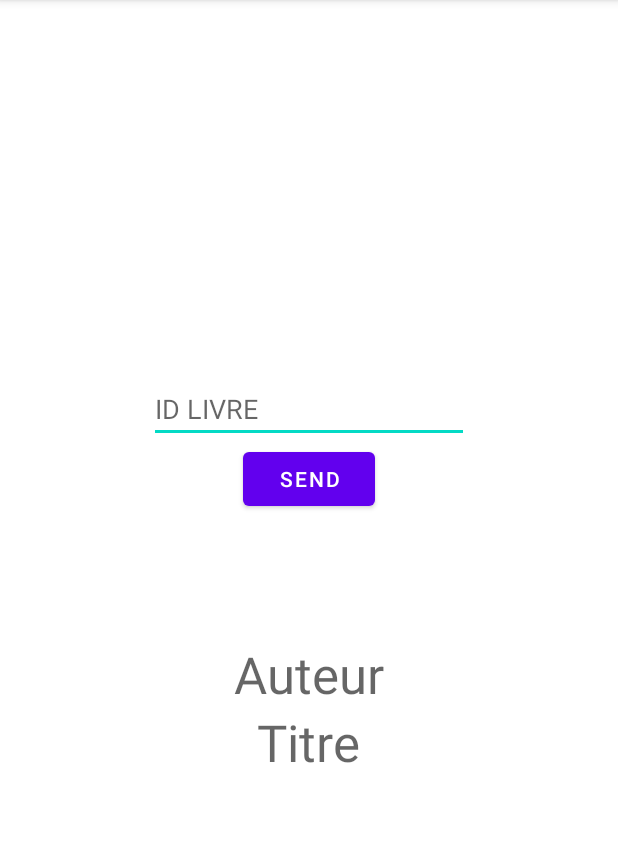
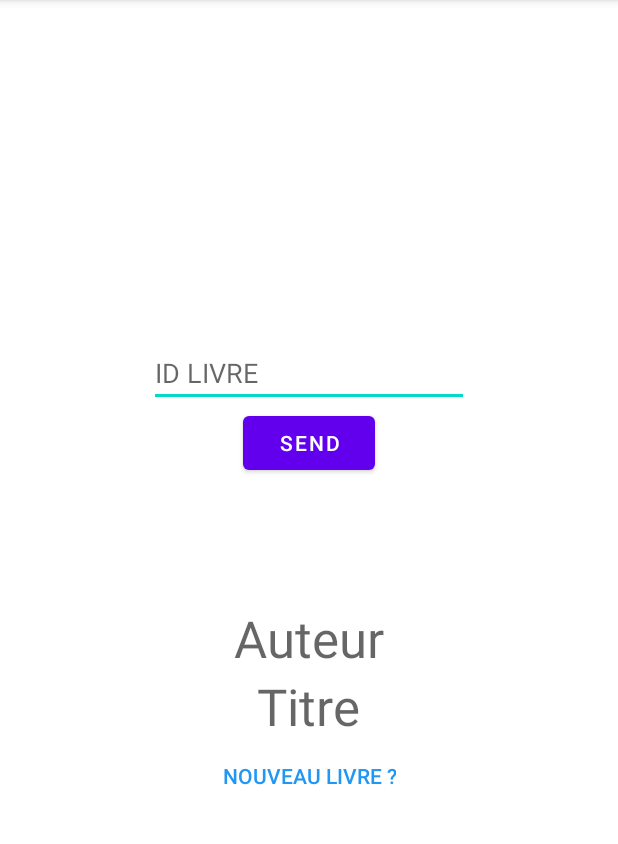
Before and after one commit to EtienneVformateur/module3-dynamique, an Android app: the LivreActivity screen opened directly, with no data from a screen before it, on a phone screen of 412 x 824 dp, the part 84-928 px from its top. Run offline under Robolectric (Android 15) with nearby library versions, the phone set to English and light mode, and no system bars; libraries missing offline, so code that uses them is left out: com.github.kittinunf.fuel, com.github.kittinunf.result.

Commit message:
CREATE LIVRE OK (Methode POST)

```diff
--- a/app/build.gradle
+++ b/app/build.gradle
@@ -35,6 +35,7 @@ android {
 
 dependencies {
     implementation("com.squareup.okhttp3:okhttp:4.9.0")
+    implementation 'com.google.code.gson:gson:2.8.6'
     implementation platform('com.google.firebase:firebase-bom:26.4.0')
     implementation 'com.google.firebase:firebase-auth-ktx'
     implementation 'com.github.kittinunf.fuel:fuel:2.3.1'
--- a/app/src/main/AndroidManifest.xml
+++ b/app/src/main/AndroidManifest.xml
@@ -11,7 +11,8 @@
         android:roundIcon="@mipmap/ic_launcher_round"
         android:supportsRtl="true"
         android:theme="@style/Theme.Loginapp">
-        <activity android:name=".LivreActivity"></activity>
+        <activity android:name=".CreerActivity"></activity>
+        <activity android:name=".LivreActivity" />
         <activity android:name=".AccueilActivity" />
         <activity android:name=".RegisterActivity" />
 
--- a/app/src/main/java/re/arro38/loginapp/LivreActivity.kt
+++ b/app/src/main/java/re/arro38/loginapp/LivreActivity.kt
@@ -1,5 +1,6 @@
 package re.arro38.loginapp
 
+import android.content.Intent
 import android.os.Bundle
 import android.util.Log
 import android.widget.Button
@@ -59,7 +60,12 @@ class LivreActivity : AppCompatActivity() {
                 tvAuteur.text = data["auteur"] as CharSequence?
                 tvTitre.text = data["titre"] as CharSequence?
             }
+        }
 
+        val btNextApi = findViewById<Button>(R.id.btNextApi)
+        btNextApi.setOnClickListener {
+            val intent = Intent(this,CreerActivity::class.java)
+            startActivity(intent)
         }
     }
 }
--- a/app/src/main/res/layout/activity_livre.xml
+++ b/app/src/main/res/layout/activity_livre.xml
@@ -39,4 +39,12 @@
         android:layout_height="wrap_content"
         android:text="Titre"
         android:textAppearance="@style/TextAppearance.AppCompat.Display1" />
+
+    <Button
+        android:id="@+id/btNextApi"
+        style="@style/Widget.AppCompat.Button.Borderless"
+        android:layout_width="wrap_content"
+        android:layout_height="wrap_content"
+        android:text="Nouveau livre ?"
+        android:textColor="#2196F3" />
 </LinearLayout>
```
Also changed, not shown: app/src/main/java/re/arro38/loginapp/CreerActivity.kt (added, +40 -0 lines), app/src/main/res/layout/activity_creer.xml (added, +33 -0 lines).
